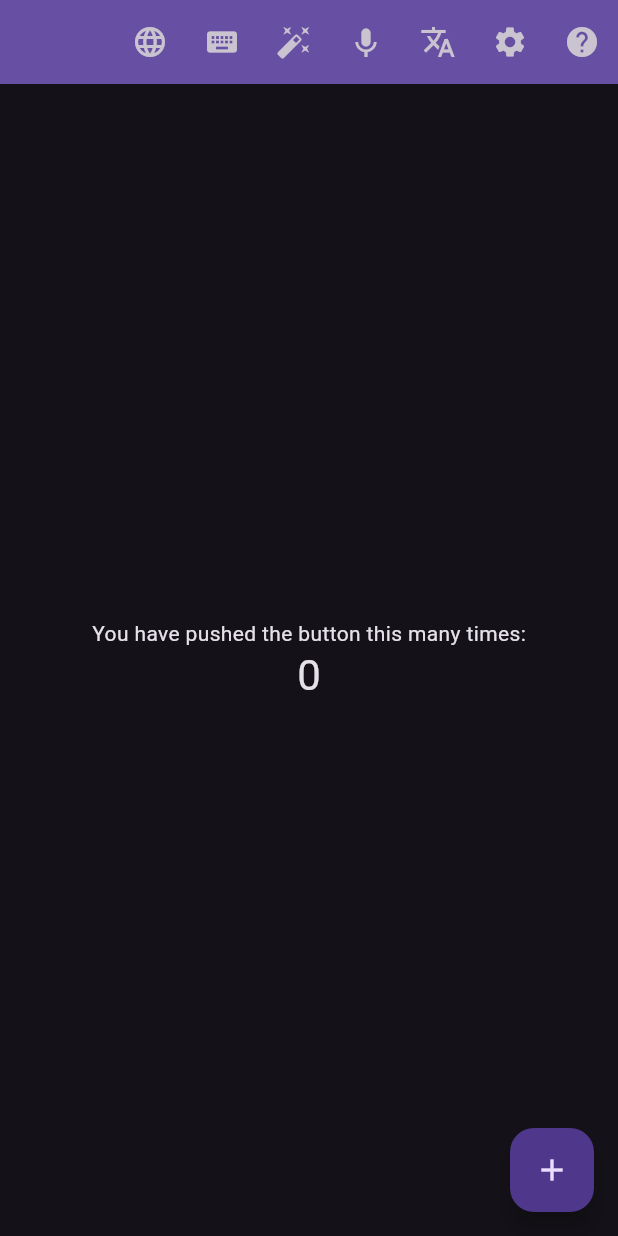
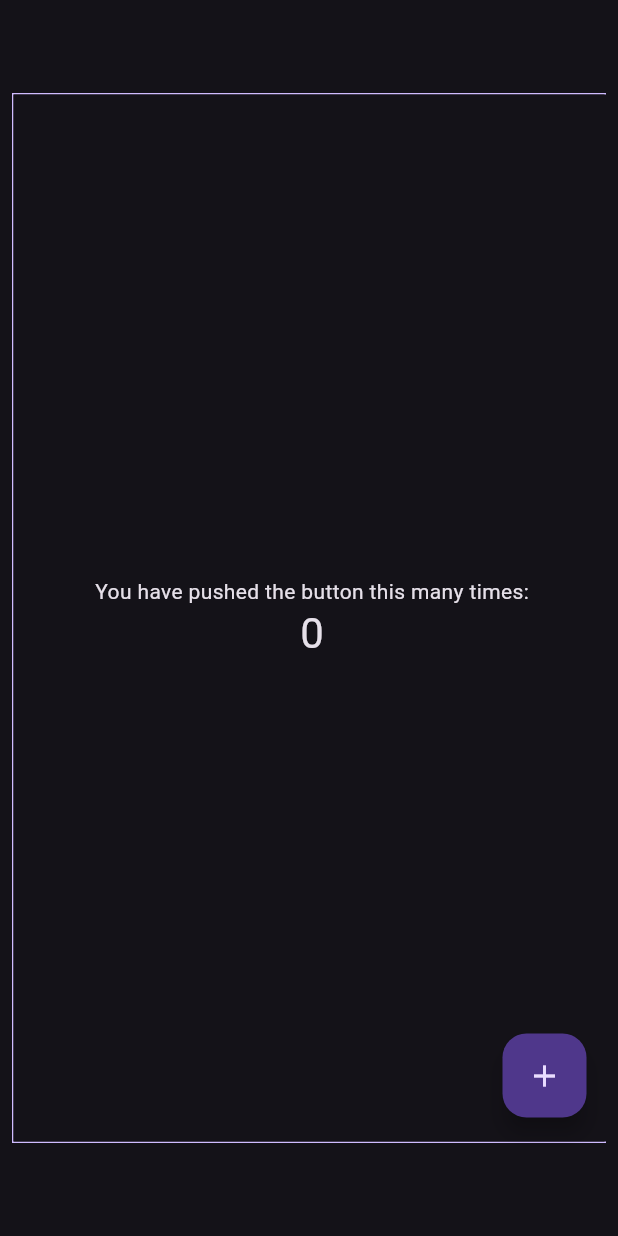
Before and after one commit to indraneel12/archaic-keys, a Flutter app: the screen it shows after launch, on a phone screen of 412 x 824 dp. Run offline on Flutter 3.47's test engine with Material 3 defaults, Android fonts, the phone set to English and light mode, and no system bars.

Commit message:
added basic responsiveness

```diff
--- a/app/lib/main.dart
+++ b/app/lib/main.dart
@@ -8,6 +8,7 @@ import 'package:flutter/foundation.dart';
 import 'package:flutter/services.dart';
 
 import 'package:app/src/constants.dart';
+import 'package:app/src/utilities/layout_decider.dart';
 import 'package:app/src/widgets/all_widgets.dart';
 
 void main() {
@@ -28,18 +29,39 @@ class App extends StatelessWidget {
   @override
   Widget build(BuildContext context) {
     return MaterialApp(
+      debugShowCheckedModeBanner: false,
+      theme: ThemeData.dark(useMaterial3: true),
       title: appName,
-      theme: ThemeData.dark(useMaterial3: true),
-      home: const HomePage(title: appName),
-      debugShowCheckedModeBanner: false,
+      home: Scaffold(
+        resizeToAvoidBottomInset: false,
+        body: SafeArea(
+          minimum: const EdgeInsets.all(8.0),
+          child: Center(
+            child: SizedBox(
+              width: AppDimensions.maxWidth,
+              height: AppDimensions.maxHeight,
+              child: OverflowBox(
+                minWidth: AppDimensions.minWidth,
+                minHeight: AppDimensions.minHeight,
+                child: Container(
+                  decoration: BoxDecoration(
+                    border: Border.all(
+                      color: Theme.of(context).colorScheme.inversePrimary,
+                    ),
+                  ),
+                  child: const HomePage(),
+                ),
+              ),
+            ),
+          ),
+        ),
+      ),
     );
   }
 }
 
 class HomePage extends StatefulWidget {
-  const HomePage({super.key, required this.title});
-
-  final String title;
+  const HomePage({super.key});
 
   @override
   State<HomePage> createState() => _HomePageState();
@@ -56,9 +78,11 @@ class _HomePageState extends State<HomePage> {
 
   @override
   Widget build(BuildContext context) {
+    if (LayoutDecider.from(context) == LayoutDecider.desktop) {
       return Scaffold(
         appBar: AppBar(
           backgroundColor: Theme.of(context).colorScheme.inversePrimary,
+          toolbarHeight: 64.0,
           title: const AppTitle(),
           actions: const <Widget>[
             KeyboardLanguagePicker(),
@@ -90,5 +114,28 @@ class _HomePageState extends State<HomePage> {
           child: const Icon(Icons.add),
         ),
       );
+    } else {
+      return Scaffold(
+        body: Center(
+          child: Column(
+            mainAxisAlignment: MainAxisAlignment.center,
+            children: <Widget>[
+              const Text(
+                'You have pushed the button this many times:',
+              ),
+              Text(
+                '$_counter',
+                style: Theme.of(context).textTheme.headlineMedium,
+              ),
+            ],
+          ),
+        ),
+        floatingActionButton: FloatingActionButton(
+          onPressed: _incrementCounter,
+          tooltip: 'Increment',
+          child: const Icon(Icons.add),
+        ),
+      );
     }
   }
+}
--- a/app/lib/src/constants.dart
+++ b/app/lib/src/constants.dart
@@ -42,12 +42,19 @@ OF THIS SOFTWARE, EVEN IF ADVISED OF THE POSSIBILITY OF SUCH DAMAGE.
 
 ''';
 
-class CustomFonts {
+abstract class AppDimensions {
+  static const minWidth = 400.0;
+  static const minHeight = 400.0;
+  static const maxWidth = 1500.0;
+  static const maxHeight = 700.0;
+}
+
+abstract class CustomFonts {
   static const chivoMono = 'ChivoMono';
   static const sixtyfour = 'Sixtyfour';
 }
 
-class LicensePaths {
+abstract class LicensePaths {
   static const chivoMono = 'assets/fonts/Chivo_Mono/OFL.txt';
   static const sixtyfour = 'assets/fonts/Sixtyfour/OFL.txt';
 }
--- /dev/null
+++ b/app/lib/src/utilities/layout_decider.dart
@@ -0,0 +1,19 @@
+// Copyright (c) 2024, Indraneel Rajeevan
+// Copyright (c) 2024, Deepen Shrestha
+//
+// SPDX-License-Identifier: BSD-3-Clause
+
+import 'package:flutter/material.dart' show BuildContext, MediaQuery;
+
+class LayoutDecider {
+  static const phone = LayoutDecider(1);
+  static const desktop = LayoutDecider(2);
+
+  final int value;
+
+  const LayoutDecider(this.value);
+
+  factory LayoutDecider.from(BuildContext context) {
+    return (MediaQuery.sizeOf(context).width < 750.0) ? phone : desktop;
+  }
+}
```
Lines whose indentation alone changed are shown as unchanged.
